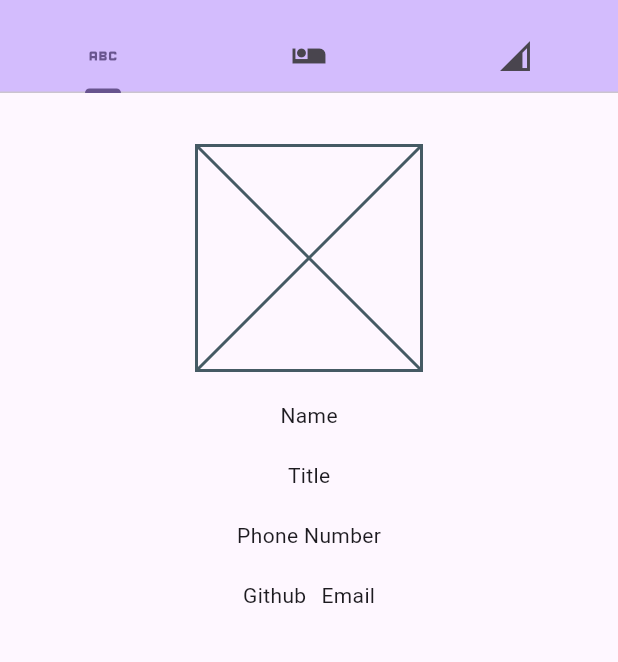
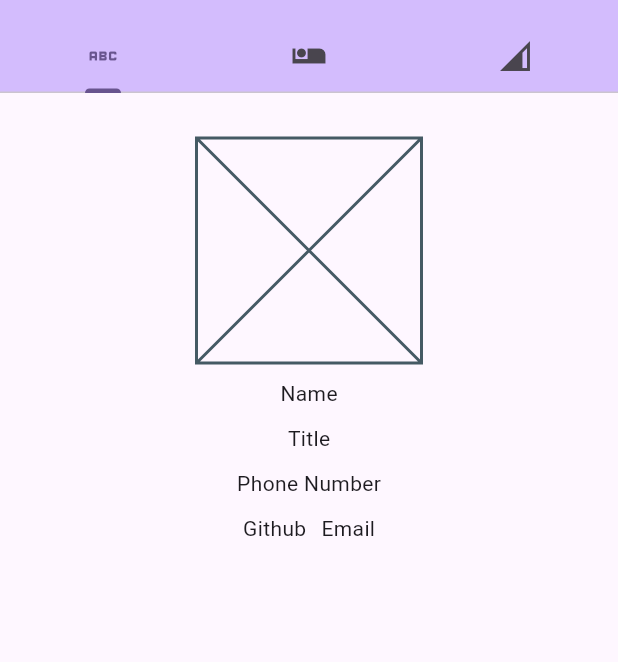
Before and after one commit to KameronKeller/Professional-Profile-Flutter-App, a Flutter app: the screen it shows after launch, on a phone screen of 412 x 824 dp, the part 63-725 px from its top. Run offline on Flutter 3.47's test engine with Material 3 defaults, Android fonts, the light colour scheme and no system bars.

Commit message:
Add default value to main axis alignment

```diff
--- a/lib/centered_row.dart
+++ b/lib/centered_row.dart
@@ -4,15 +4,16 @@ class CenteredRow extends StatelessWidget {
 
   final List<Widget> children;
   final double padding;
+  final MainAxisAlignment mainAxisAlignment;
 
-  const CenteredRow({super.key, required this.children, this.padding = 10.0});
+  const CenteredRow({super.key, required this.children, this.padding = 5.0, this.mainAxisAlignment = MainAxisAlignment.center});
 
   @override
   Widget build(BuildContext context) {
     return Padding(
       padding: EdgeInsets.all(padding),
       child: Row(
-        mainAxisAlignment: MainAxisAlignment.center,
+        mainAxisAlignment: mainAxisAlignment,
         children: children,
       ),
     );
```
